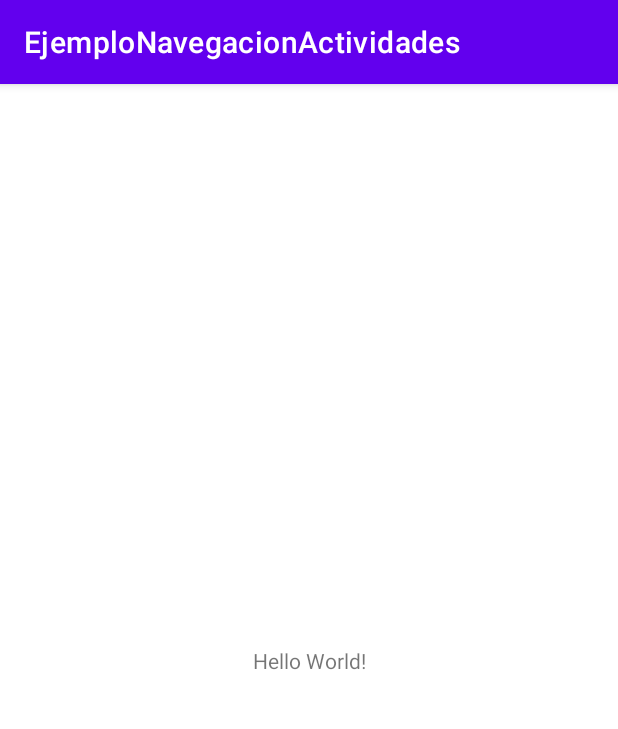
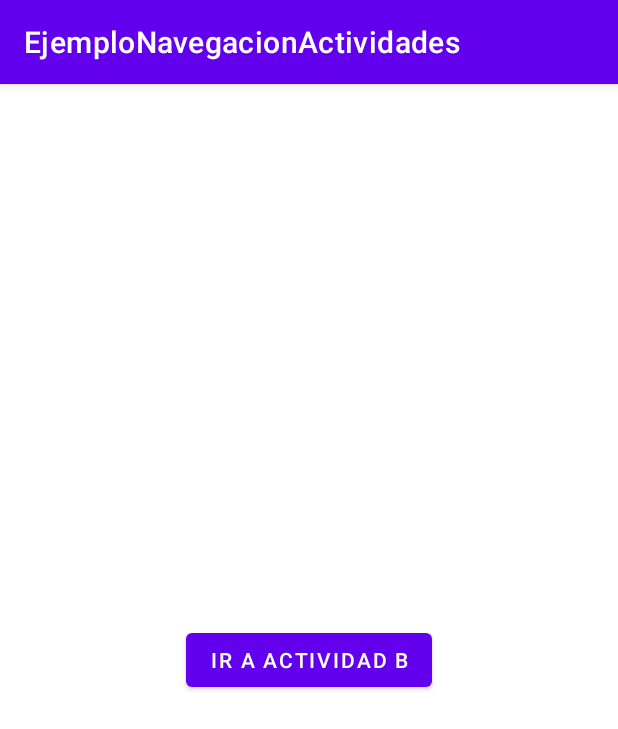
Before and after one commit to HildaPech/EjemploNavegacionActividades, an Android app: the screen it shows after launch (MainActivity), on a phone screen of 412 x 824 dp. Shown: the top 729 px of the screen. Run offline under Robolectric (Android 15) with nearby library versions, the phone set to English and light mode, and no system bars.

Commit message:
Diseño de actividades

```diff
--- a/app/src/main/java/com/example/ejemplonavegacionactividades/MainActivity.kt
+++ b/app/src/main/java/com/example/ejemplonavegacionactividades/MainActivity.kt
@@ -1,11 +1,20 @@
 package com.example.ejemplonavegacionactividades
 
+import android.content.Intent
 import androidx.appcompat.app.AppCompatActivity
 import android.os.Bundle
+import android.widget.Button
 
 class MainActivity : AppCompatActivity() {
     override fun onCreate(savedInstanceState: Bundle?) {
         super.onCreate(savedInstanceState)
         setContentView(R.layout.activity_main)
+
+        val boton = findViewById<Button>(R.id.boton)
+
+        boton.setOnClickListener{
+            var intent = Intent(this, ActividadB::class.java)
+            startActivity(intent)
+        }
     }
 }
--- a/app/src/main/res/layout/activity_main.xml
+++ b/app/src/main/res/layout/activity_main.xml
@@ -6,13 +6,13 @@
     android:layout_height="match_parent"
     tools:context=".MainActivity">
 
-    <TextView
+    <Button
+        android:id="@+id/boton"
         android:layout_width="wrap_content"
         android:layout_height="wrap_content"
-        android:text="Hello World!"
+        android:text="Ir a actividad B"
         app:layout_constraintBottom_toBottomOf="parent"
-        app:layout_constraintLeft_toLeftOf="parent"
-        app:layout_constraintRight_toRightOf="parent"
+        app:layout_constraintEnd_toEndOf="parent"
+        app:layout_constraintStart_toStartOf="parent"
         app:layout_constraintTop_toTopOf="parent" />
-
 </androidx.constraintlayout.widget.ConstraintLayout>
```
Also changed, not shown: app/src/main/AndroidManifest.xml (+9 -0 lines), app/src/main/java/com/example/ejemplonavegacionactividades/ActividadB.kt (added, +25 -0 lines), app/src/main/java/com/example/ejemplonavegacionactividades/ActividadC.kt (added, +11 -0 lines), app/src/main/java/com/example/ejemplonavegacionactividades/ActividadD.kt (added, +11 -0 lines), app/src/main/res/layout/activity_actividad_b.xml (added, +31 -0 lines), app/src/main/res/layout/activity_actividad_c.xml (added, +10 -0 lines), app/src/main/res/layout/activity_actividad_d.xml (added, +10 -0 lines).
